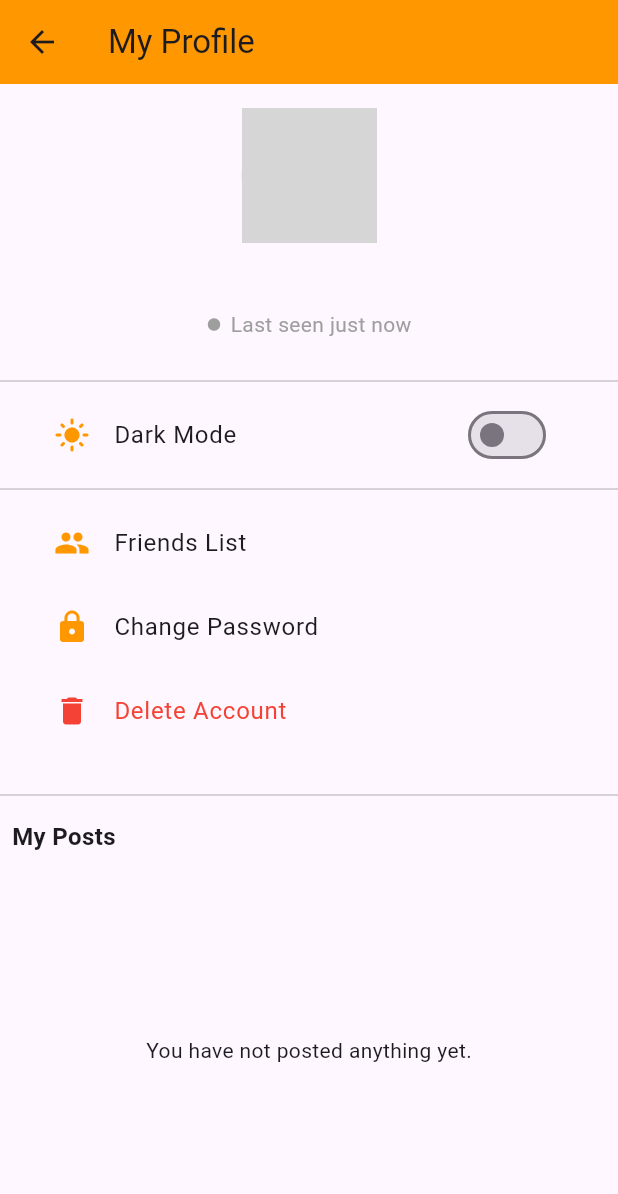
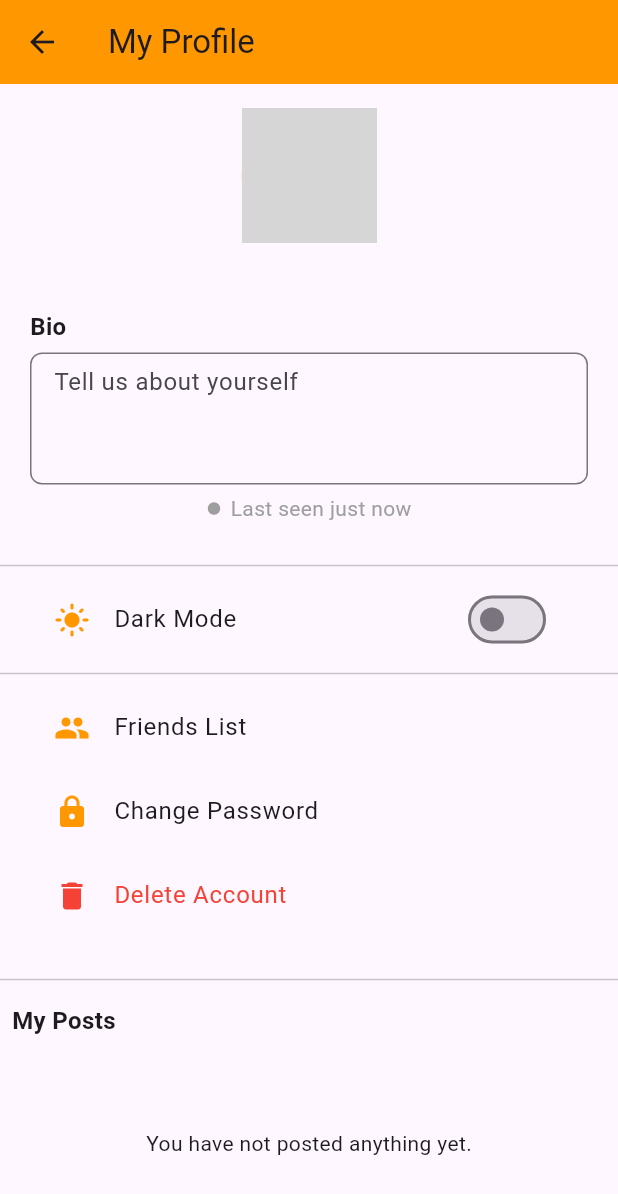
Before and after one commit to masterchieftkd1/UTRGV-CAMPUS-CONNECT, a Flutter app: the ProfileScreen screen opened by its route, on a phone screen of 412 x 824 dp. Shown: the top 1194 px of the screen. Run offline on Flutter 3.47's test engine with Material 3 defaults, Android fonts, the phone set to English and light mode, and no system bars; our stand-ins replace cloud_firestore, firebase_auth, firebase_core, firebase_storage, image_picker, shared_preferences; accounts and stored records are empty; network calls fail; grey boxes are pictures that could not be loaded.

Commit message:
added bio

```diff
--- a/lib/profile_screen.dart
+++ b/lib/profile_screen.dart
@@ -80,6 +80,7 @@ class ProfileScreen extends StatelessWidget {
           final bool isOnline = data['isOnline'] ?? false;
           final Timestamp? lastSeen = data['lastSeen'];
           final String? photoUrl = data['photoUrl'];
+          final String? bio = data['bio'];
 
           return Column(
             children: [
@@ -114,6 +115,42 @@ class ProfileScreen extends StatelessWidget {
                 style: const TextStyle(
                   fontSize: 18,
                   fontWeight: FontWeight.bold,
+                ),
+              ),
+
+              const SizedBox(height: 6),
+
+              /// 🌟 BIO FIELD
+              Padding(
+                padding: const EdgeInsets.symmetric(horizontal: 20),
+                child: Column(
+                  crossAxisAlignment: CrossAxisAlignment.start,
+                  children: [
+                    const Text(
+                      'Bio',
+                      style:
+                          TextStyle(fontSize: 16, fontWeight: FontWeight.bold),
+                    ),
+                    const SizedBox(height: 6),
+                    TextFormField(
+                      initialValue: bio ?? '',
+                      maxLines: 3,
+                      decoration: InputDecoration(
+                        hintText: 'Tell us about yourself',
+                        border: OutlineInputBorder(
+                          borderRadius: BorderRadius.circular(8),
+                        ),
+                        contentPadding: const EdgeInsets.symmetric(
+                            vertical: 8, horizontal: 12),
+                      ),
+                      onFieldSubmitted: (val) async {
+                        await userDoc.update({'bio': val});
+                        ScaffoldMessenger.of(context).showSnackBar(
+                          const SnackBar(content: Text('Bio updated')),
+                        );
+                      },
+                    ),
+                  ],
                 ),
               ),
 
--- a/lib/view_profile_screen.dart
+++ b/lib/view_profile_screen.dart
@@ -114,7 +114,6 @@ class _ViewProfileScreenState extends State<ViewProfileScreen> {
           final targetSnapshot = snapshot.data?['target'];
           final currentSnapshot = snapshot.data?['current'];
 
-          // Check if targetSnapshot is null or document doesn't exist
           if (targetSnapshot == null || !targetSnapshot.exists) {
             return const Center(
               child: Text(
@@ -124,7 +123,6 @@ class _ViewProfileScreenState extends State<ViewProfileScreen> {
             );
           }
 
-          // Check if currentSnapshot is null (shouldn't happen, but safe)
           if (currentSnapshot == null || !currentSnapshot.exists) {
             return const Center(
               child: Text(
@@ -179,6 +177,8 @@ class _ViewProfileScreenState extends State<ViewProfileScreen> {
 
                 const SizedBox(height: 20),
 
+                /// 🌟 BIO DISPLAY
+                if (bio.isNotEmpty)
                   Container(
                     width: double.infinity,
                     padding: const EdgeInsets.all(16),
@@ -186,7 +186,10 @@ class _ViewProfileScreenState extends State<ViewProfileScreen> {
                       color: Colors.orange.shade50,
                       borderRadius: BorderRadius.circular(12),
                     ),
-                  child: Text(bio),
+                    child: Text(
+                      bio,
+                      style: const TextStyle(fontSize: 16),
+                    ),
                   ),
 
                 const SizedBox(height: 30),
```
Lines whose indentation alone changed are shown as unchanged.
